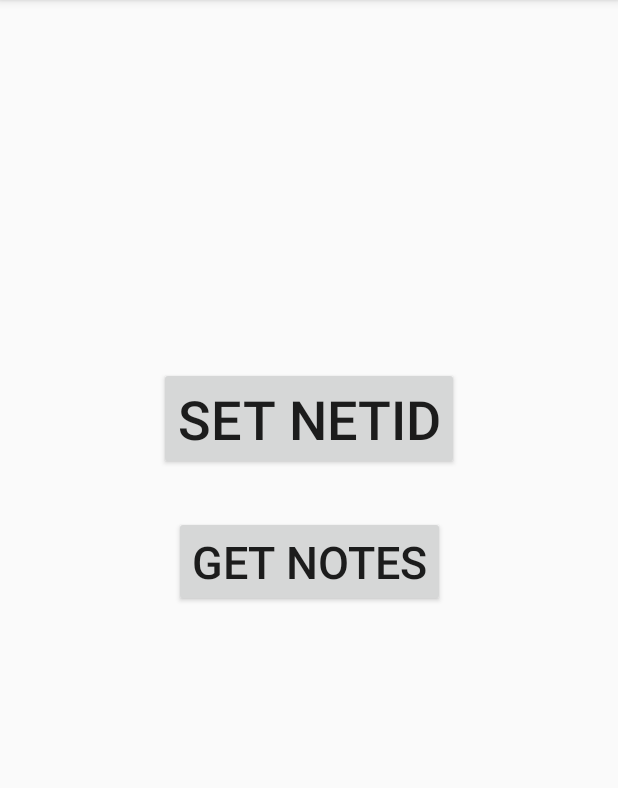
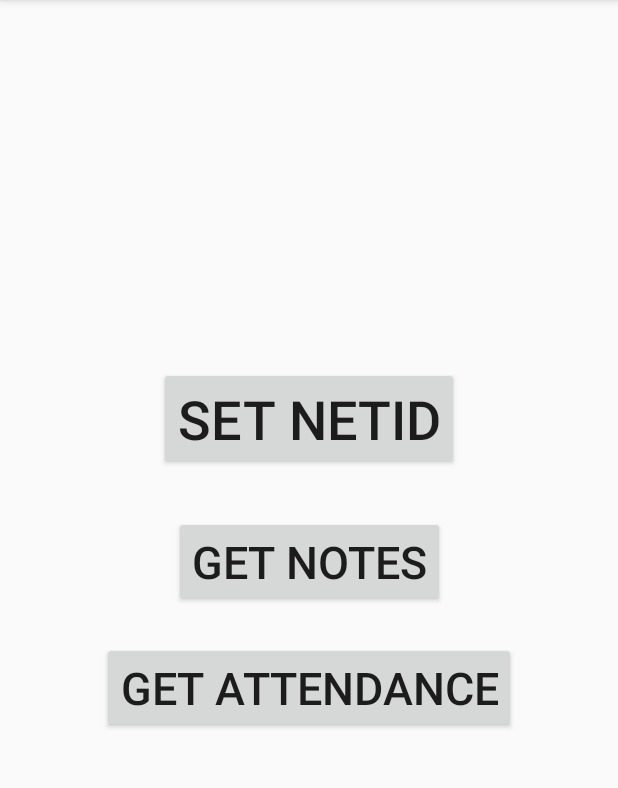
Before and after one commit to Fs4remi/CalHacks, an Android app: the screen it shows after launch (MainActivity), on a phone screen of 412 x 824 dp, the part 84-872 px from its top. Run offline under Robolectric (Android 15) with nearby library versions, the phone set to English and light mode, and no system bars.

```diff
--- a/app/src/main/AndroidManifest.xml
+++ b/app/src/main/AndroidManifest.xml
@@ -9,7 +9,8 @@
         android:roundIcon="@mipmap/ic_launcher_round"
         android:supportsRtl="true"
         android:theme="@style/AppTheme">
-        <activity android:name=".signup"></activity>
+        <activity android:name=".AttendenceScanner"></activity>
+        <activity android:name=".signup" />
         <activity android:name=".MainActivity">
             <intent-filter>
                 <action android:name="android.intent.action.MAIN" />
--- a/app/src/main/res/layout/activity_main.xml
+++ b/app/src/main/res/layout/activity_main.xml
@@ -37,4 +37,20 @@
         app:layout_constraintStart_toStartOf="parent"
         app:layout_constraintTop_toBottomOf="@+id/SignUpButton"
         app:layout_constraintVertical_bias="0.078" />
+
+    <Button
+        android:id="@+id/AttendanceScanButton"
+        android:layout_width="wrap_content"
+        android:layout_height="wrap_content"
+        android:clickable="true"
+        android:onClick="scan_for_students"
+        android:text="GET ATTENDANCE"
+        android:textSize="30sp"
+        app:layout_constraintBottom_toBottomOf="parent"
+        app:layout_constraintEnd_toEndOf="parent"
+        app:layout_constraintStart_toStartOf="parent"
+        app:layout_constraintTop_toBottomOf="@+id/SummaryButton"
+        app:layout_constraintVertical_bias="0.078" />
+
+
 </androidx.constraintlayout.widget.ConstraintLayout>
```
Also changed, not shown: app/src/main/java/com/example/test/AttendenceScanner.java (added, +20 -0 lines), app/src/main/java/com/example/test/MainActivity.java (+5 -0 lines), app/src/main/res/layout/activity_attendence_scanner.xml (added, +40 -0 lines).
